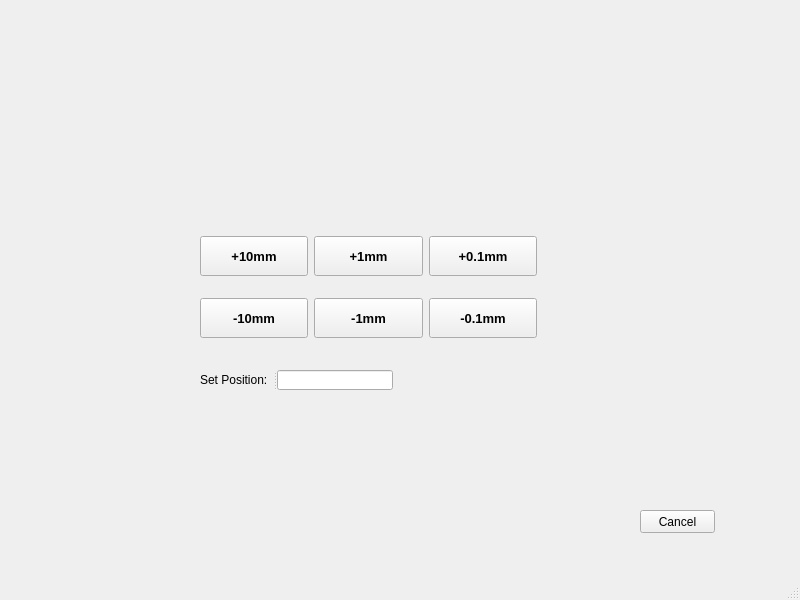
Qt form cameracontrolui.ui (ejmeitz/CameraControlUI) before a commit.
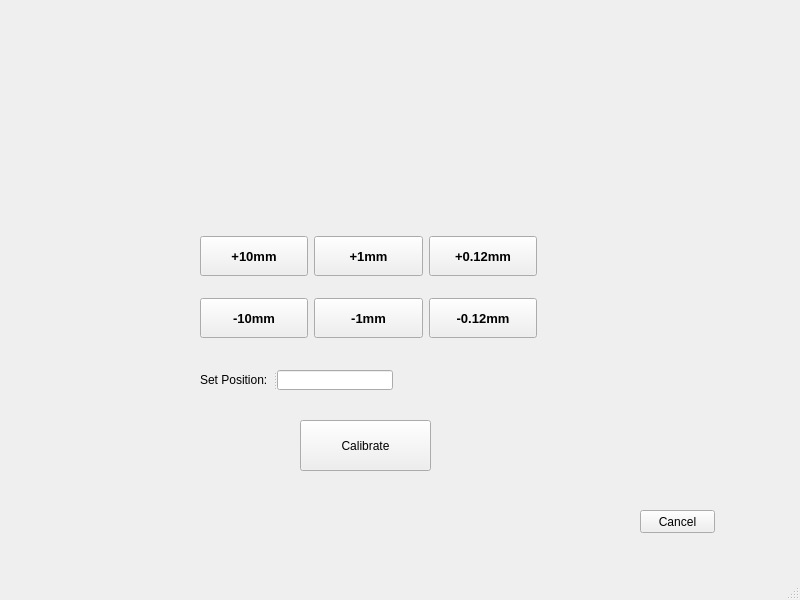
The same form after that commit.

The edit to the form file:
```diff
--- a/cameracontrolui.ui
+++ b/cameracontrolui.ui
@@ -98,7 +98,7 @@
         </font>
        </property>
        <property name="text">
-        <string>+0.1mm</string>
+        <string>+0.12mm</string>
        </property>
       </widget>
      </item>
@@ -124,7 +124,7 @@
         </font>
        </property>
        <property name="text">
-        <string>-0.1mm</string>
+        <string>-0.12mm</string>
        </property>
       </widget>
      </item>
@@ -208,6 +208,19 @@
     </widget>
     <widget class="QLineEdit" name="variableInputBox"/>
    </widget>
+   <widget class="QPushButton" name="calibrateButton">
+    <property name="geometry">
+     <rect>
+      <x>300</x>
+      <y>420</y>
+      <width>131</width>
+      <height>51</height>
+     </rect>
+    </property>
+    <property name="text">
+     <string>Calibrate</string>
+    </property>
+   </widget>
   </widget>
   <widget class="QMenuBar" name="menubar">
    <property name="geometry">
```
